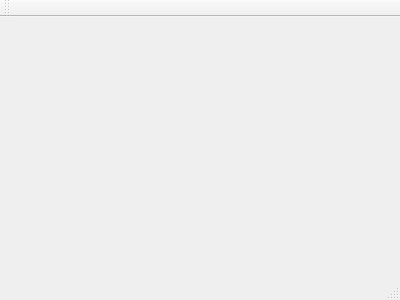
The window that mainwindow.ui (AntohiRazvan/Build-Order-Editor) describes before a commit, drawn with Qt 5.
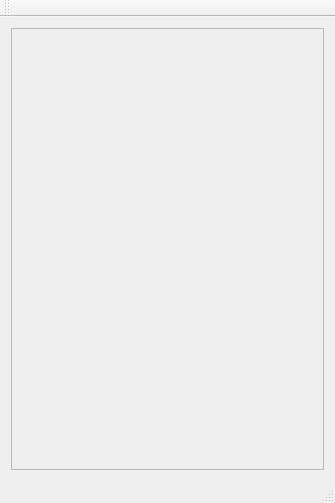
The same window after the commit.

Patch:
```diff
--- a/mainwindow.ui
+++ b/mainwindow.ui
@@ -6,14 +6,34 @@
    <rect>
     <x>0</x>
     <y>0</y>
-    <width>400</width>
-    <height>300</height>
+    <width>335</width>
+    <height>503</height>
    </rect>
   </property>
   <property name="windowTitle">
    <string>MainWindow</string>
   </property>
-  <widget class="QWidget" name="centralWidget"/>
+  <widget class="QWidget" name="centralWidget">
+   <layout class="QGridLayout" name="gridLayout">
+    <item row="0" column="0">
+     <widget class="QScrollArea" name="scrollArea">
+      <property name="widgetResizable">
+       <bool>true</bool>
+      </property>
+      <widget class="QWidget" name="scrollAreaWidgetContents">
+       <property name="geometry">
+        <rect>
+         <x>0</x>
+         <y>0</y>
+         <width>315</width>
+         <height>430</height>
+        </rect>
+       </property>
+      </widget>
+     </widget>
+    </item>
+   </layout>
+  </widget>
   <widget class="QMenuBar" name="menuBar">
    <property name="geometry">
     <rect>
```
Left out of the diff: 4 changed lines with no effect on the pictures.
